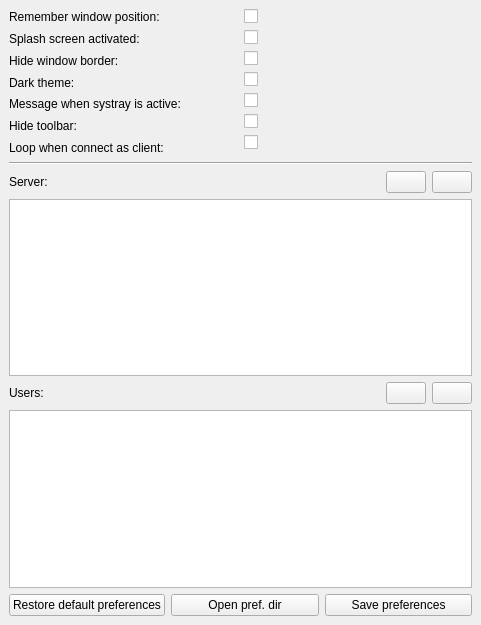
Above: source/qtdesigner/preferences_ui.ui from MValaguz/Echo before the change. Below: the same form after it.
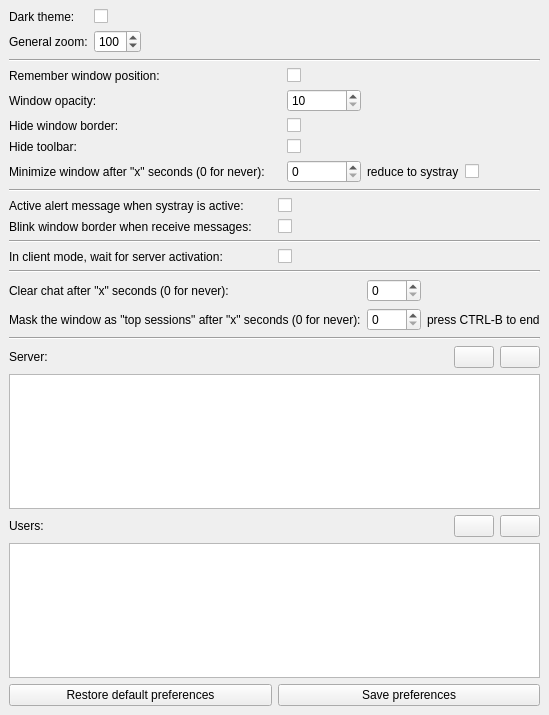
That is the form after the change. Icons and pictures are not drawn.

The edit to the form file:
```diff
--- a/source/qtdesigner/preferences_ui.ui
+++ b/source/qtdesigner/preferences_ui.ui
@@ -7,7 +7,7 @@
     <x>0</x>
     <y>0</y>
     <width>481</width>
-    <height>625</height>
+    <height>715</height>
    </rect>
   </property>
   <property name="windowTitle">
@@ -18,15 +18,76 @@
     <normaloff>:/icons/icons/gears.png</normaloff>:/icons/icons/gears.png</iconset>
   </property>
   <widget class="QWidget" name="centralwidget">
-   <layout class="QGridLayout" name="gridLayout_2">
+   <layout class="QGridLayout" name="gridLayout_7">
     <item row="0" column="0">
-     <layout class="QGridLayout" name="gridLayout">
-      <item row="0" column="1">
-       <widget class="QCheckBox" name="e_remember_window_pos"/>
+     <layout class="QGridLayout" name="gridLayout_6">
+      <item row="0" column="0">
+       <layout class="QGridLayout" name="gridLayout">
+        <item row="0" column="2">
+         <widget class="QCheckBox" name="e_dark_theme">
+          <property name="text">
+           <string/>
+          </property>
+         </widget>
+        </item>
+        <item row="1" column="2">
+         <widget class="QSpinBox" name="e_general_zoom">
+          <property name="minimum">
+           <number>10</number>
+          </property>
+          <property name="maximum">
+           <number>300</number>
+          </property>
+          <property name="singleStep">
+           <number>10</number>
+          </property>
+          <property name="value">
+           <number>100</number>
+          </property>
+         </widget>
+        </item>
+        <item row="1" column="0">
+         <widget class="QLabel" name="label_11">
+          <property name="text">
+           <string>General zoom:</string>
+          </property>
+         </widget>
+        </item>
+        <item row="0" column="0">
+         <widget class="QLabel" name="label_2">
+          <property name="text">
+           <string>Dark theme:</string>
+          </property>
+          <property name="buddy">
+           <cstring>e_dark_theme</cstring>
+          </property>
+         </widget>
+        </item>
+        <item row="1" column="3">
+         <spacer name="horizontalSpacer_3">
+          <property name="orientation">
+           <enum>Qt::Horizontal</enum>
+          </property>
+          <property name="sizeHint" stdset="0">
+           <size>
+            <width>40</width>
+            <height>20</height>
+           </size>
+          </property>
+         </spacer>
+        </item>
+       </layout>
       </item>
-      <item row="0" column="0" rowspan="8">
-       <layout class="QVBoxLayout" name="verticalLayout_3">
-        <item>
+      <item row="1" column="0">
+       <widget class="Line" name="line">
+        <property name="orientation">
+         <enum>Qt::Horizontal</enum>
+        </property>
+       </widget>
+      </item>
+      <item row="2" column="0">
+       <layout class="QGridLayout" name="gridLayout_2">
+        <item row="0" column="0" colspan="2">
          <widget class="QLabel" name="label_10">
           <property name="text">
            <string>Remember window position:</string>
@@ -36,17 +97,38 @@
           </property>
          </widget>
         </item>
-        <item>
-         <widget class="QLabel" name="label_6">
+        <item row="1" column="0">
+         <widget class="QLabel" name="label_7">
           <property name="text">
-           <string>Splash screen activated:</string>
+           <string>Window opacity:</string>
+          </property>
+         </widget>
+        </item>
+        <item row="5" column="3">
+         <widget class="QSpinBox" name="e_minimize_window_timer">
+          <property name="maximum">
+           <number>9999</number>
+          </property>
+         </widget>
+        </item>
+        <item row="3" column="0">
+         <widget class="QLabel" name="label_4">
+          <property name="text">
+           <string>Hide toolbar:</string>
           </property>
           <property name="buddy">
            <cstring>e_default_splash</cstring>
           </property>
          </widget>
         </item>
-        <item>
+        <item row="5" column="0" colspan="3">
+         <widget class="QLabel" name="label_9">
+          <property name="text">
+           <string>Minimize window after &quot;x&quot; seconds (0 for never):</string>
+          </property>
+         </widget>
+        </item>
+        <item row="2" column="0">
          <widget class="QLabel" name="label">
           <property name="text">
            <string>Hide window border:</string>
@@ -56,97 +138,187 @@
           </property>
          </widget>
         </item>
-        <item>
-         <widget class="QLabel" name="label_2">
+        <item row="0" column="3">
+         <widget class="QCheckBox" name="e_remember_window_pos"/>
+        </item>
+        <item row="3" column="3">
+         <widget class="QCheckBox" name="e_hide_toolbar">
           <property name="text">
-           <string>Dark theme:</string>
+           <string/>
           </property>
-          <property name="buddy">
-           <cstring>e_dark_theme</cstring>
+         </widget>
+        </item>
+        <item row="1" column="3">
+         <widget class="QSpinBox" name="e_opacity">
+          <property name="minimum">
+           <number>10</number>
           </property>
+          <property name="maximum">
+           <number>100</number>
+          </property>
+          <property name="singleStep">
+           <number>10</number>
+          </property>
          </widget>
         </item>
-        <item>
+        <item row="2" column="3">
+         <widget class="QCheckBox" name="e_hide_window_border">
+          <property name="text">
+           <string/>
+          </property>
+         </widget>
+        </item>
+        <item row="5" column="4">
+         <widget class="QLabel" name="label_12">
+          <property name="text">
+           <string>reduce to systray</string>
+          </property>
+         </widget>
+        </item>
+        <item row="5" column="5">
+         <widget class="QCheckBox" name="e_minimize_window_to_systray">
+          <property name="text">
+           <string/>
+          </property>
+         </widget>
+        </item>
+       </layout>
+      </item>
+      <item row="3" column="0">
+       <widget class="Line" name="line_2">
+        <property name="orientation">
+         <enum>Qt::Horizontal</enum>
+        </property>
+       </widget>
+      </item>
+      <item row="4" column="0">
+       <layout class="QGridLayout" name="gridLayout_3">
+        <item row="0" column="0">
          <widget class="QLabel" name="label_3">
           <property name="text">
-           <string>Message when systray is active:</string>
+           <string>Active alert message when systray is active:</string>
           </property>
           <property name="buddy">
            <cstring>e_message_systray</cstring>
           </property>
          </widget>
         </item>
-        <item>
-         <widget class="QLabel" name="label_4">
+        <item row="0" column="1">
+         <widget class="QCheckBox" name="e_message_systray">
           <property name="text">
-           <string>Hide toolbar:</string>
+           <string/>
+          </property>
+         </widget>
+        </item>
+        <item row="1" column="0">
+         <widget class="QLabel" name="label_6">
+          <property name="text">
+           <string>Blink window border when receive messages:</string>
           </property>
           <property name="buddy">
            <cstring>e_hide_toolbar</cstring>
           </property>
          </widget>
         </item>
-        <item>
+        <item row="1" column="1">
+         <widget class="QCheckBox" name="e_default_splash">
+          <property name="text">
+           <string/>
+          </property>
+         </widget>
+        </item>
+       </layout>
+      </item>
+      <item row="5" column="0">
+       <widget class="Line" name="line_3">
+        <property name="orientation">
+         <enum>Qt::Horizontal</enum>
+        </property>
+       </widget>
+      </item>
+      <item row="6" column="0">
+       <layout class="QGridLayout" name="gridLayout_4">
+        <item row="0" column="0">
          <widget class="QLabel" name="label_5">
           <property name="text">
-           <string>Loop when connect as client:</string>
+           <string>In client mode, wait for server activation:</string>
           </property>
          </widget>
         </item>
+        <item row="0" column="1">
+         <widget class="QCheckBox" name="e_loop_when_connect">
+          <property name="text">
+           <string/>
+          </property>
+         </widget>
+        </item>
        </layout>
       </item>
-      <item row="1" column="1">
-       <widget class="QCheckBox" name="e_default_splash">
-        <property name="text">
-         <string/>
+      <item row="7" column="0">
+       <widget class="Line" name="line_4">
+        <property name="orientation">
+         <enum>Qt::Horizontal</enum>
         </property>
        </widget>
       </item>
-      <item row="4" column="1">
-       <widget class="QCheckBox" name="e_message_systray">
-        <property name="text">
-         <string/>
-        </property>
-       </widget>
+      <item row="8" column="0">
+       <layout class="QGridLayout" name="gridLayout_5">
+        <item row="1" column="1">
+         <widget class="QSpinBox" name="e_mask_window_timer"/>
+        </item>
+        <item row="1" column="0">
+         <widget class="QLabel" name="label_15">
+          <property name="text">
+           <string>Mask the window as &quot;top sessions&quot; after &quot;x&quot; seconds (0 for never):</string>
+          </property>
+         </widget>
+        </item>
+        <item row="0" column="0">
+         <widget class="QLabel" name="label_8">
+          <property name="text">
+           <string>Clear chat after &quot;x&quot; seconds (0 for never): </string>
+          </property>
+         </widget>
+        </item>
+        <item row="0" column="1">
+         <widget class="QSpinBox" name="e_clear_chat_timer">
+          <property name="maximum">
+           <number>9999</number>
+          </property>
+         </widget>
+        </item>
+        <item row="0" column="2">
+         <spacer name="horizontalSpacer_4">
+          <property name="orientation">
+           <enum>Qt::Horizontal</enum>
+          </property>
+          <property name="sizeHint" stdset="0">
+           <size>
+            <width>40</width>
+            <height>20</height>
+           </size>
+          </property>
+         </spacer>
+        </item>
+        <item row="1" column="2">
+         <widget class="QLabel" name="label_16">
+          <property name="text">
+           <string>press CTRL-B to end</string>
+          </property>
+         </widget>
+        </item>
+       </layout>
       </item>
-      <item row="6" column="1">
-       <widget class="QCheckBox" name="e_loop_when_connect">
-        <property name="text">
-         <string/>
-        </property>
-       </widget>
-      </item>
-      <item row="2" column="1">
-       <widget class="QCheckBox" name="e_hide_window_border">
-        <property name="text">
-         <string/>
-        </property>
-       </widget>
-      </item>
-      <item row="3" column="1">
-       <widget class="QCheckBox" name="e_dark_theme">
-        <property name="text">
-         <string/>
-        </property>
-       </widget>
-      </item>
-      <item row="5" column="1">
-       <widget class="QCheckBox" name="e_hide_toolbar">
-        <property name="text">
-         <string/>
+      <item row="9" column="0">
+       <widget class="Line" name="line_5">
+        <property name="orientation">
+         <enum>Qt::Horizontal</enum>
         </property>
        </widget>
       </item>
      </layout>
     </item>
     <item row="1" column="0">
-     <widget class="Line" name="line">
-      <property name="orientation">
-       <enum>Qt::Horizontal</enum>
-      </property>
-     </widget>
-    </item>
-    <item row="2" column="0">
      <layout class="QVBoxLayout" name="verticalLayout">
       <item>
        <layout class="QHBoxLayout" name="horizontalLayout">
@@ -212,7 +384,7 @@
       </item>
      </layout>
     </item>
-    <item row="3" column="0">
+    <item row="2" column="0">
      <layout class="QVBoxLayout" name="verticalLayout_2">
       <item>
        <layout class="QHBoxLayout" name="horizontalLayout_2">
@@ -278,8 +450,8 @@
       </item>
      </layout>
     </item>
-    <item row="4" column="0">
-     <layout class="QHBoxLayout" name="horizontalLayout_6">
+    <item row="3" column="0">
+     <layout class="QHBoxLayout" name="horizontalLayout_3">
       <item>
        <widget class="QPushButton" name="b_restore">
         <property name="text">
@@ -291,17 +463,6 @@
         </property>
        </widget>
       </item>
-      <item>
-       <widget class="QPushButton" name="b_open_pref_dir">
-        <property name="text">
-         <string>Open pref. dir</string>
-        </property>
-        <property name="icon">
-         <iconset resource="resource.qrc">
-          <normaloff>:/icons/icons/folder.png</normaloff>:/icons/icons/folder.png</iconset>
-        </property>
-       </widget>
-      </item>
       <item>
        <widget class="QPushButton" name="b_save">
         <property name="text">
```
Left out of the diff: 39 changed lines with no effect on the pictures.
